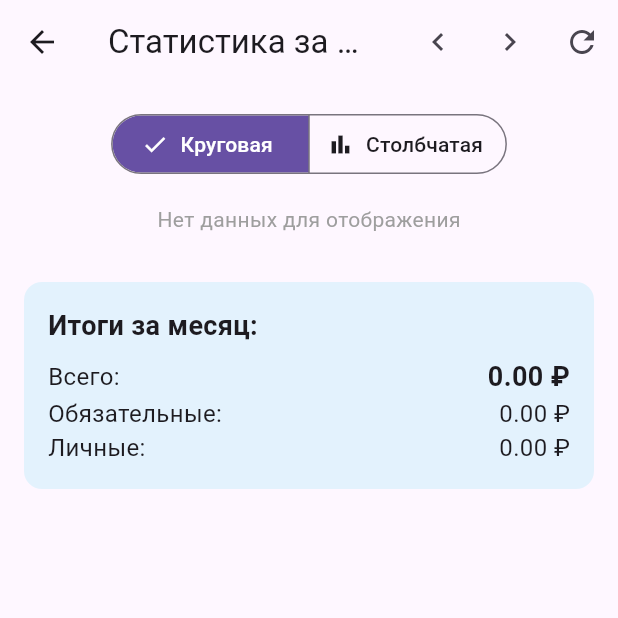
After one commit to AlexeyHrulyow/SpentlyApp, a Flutter app: the screen it shows after launch, after a tap on the "chevron left" icon, after a tap on the "chevron right" icon, after a tap on the "bar chart" icon, on a phone screen of 412 x 824 dp, the top half of it. The commit adds this screen. Run offline on Flutter 3.47's test engine with Material 3 defaults, Android fonts, the phone set to English and light mode, and no system bars; our stand-ins replace fl_chart, sqflite; accounts and stored records are empty.

Commit message:
beta v.0.0.4
- Реализован экран статистики (круговая и столбчатая).

```diff
--- a/lib/screens/home_screen.dart
+++ b/lib/screens/home_screen.dart
@@ -5,6 +5,7 @@ import '../database/database_helper.dart';
 import '../models/expense.dart';
 import 'add_expense_screen.dart';
 import 'edit_expense_screen.dart';
+import 'stats_screen.dart';
 
 class HomeScreen extends StatefulWidget {
   @override
@@ -114,6 +115,27 @@ class _HomeScreenState extends State<HomeScreen> {
       appBar: AppBar(
         title: Text('Spently'),
         actions: [
+          IconButton(
+            icon: Icon(Icons.bar_chart),
+            onPressed: () async {
+              final result = await Navigator.push(
+                context,
+                MaterialPageRoute(
+                  builder: (context) => StatsScreen(
+                    initialYear: _currentYear,
+                    initialMonth: _currentMonth,
+                  ),
+                ),
+              );
+              if (result != null && result is Map<String, int>) {
+                setState(() {
+                  _currentYear = result['year']!;
+                  _currentMonth = result['month']!;
+                });
+                _loadData();
+              }
+            },
+          ),
           // Кнопка для обновления (на случай, если данные не обновились)
           IconButton(
             icon: Icon(Icons.refresh),
@@ -251,7 +273,7 @@ class _HomeScreenState extends State<HomeScreen> {
         margin: EdgeInsets.symmetric(horizontal: 16, vertical: 4),
         child: ListTile(
           leading: CircleAvatar(
-            backgroundColor: iconColor.withOpacity(0.2),
+            backgroundColor: iconColor.withValues(alpha: 0.2),
             child: Icon(iconData, color: iconColor),
           ),
           title: Text(
--- /dev/null
+++ b/lib/screens/stats_screen.dart
@@ -0,0 +1,463 @@
+// lib/screens/stats_screen.dart
+
+import 'package:flutter/material.dart';
+import 'package:fl_chart/fl_chart.dart';
+import '../database/database_helper.dart';
+import '../models/expense.dart';
+
+class StatsScreen extends StatefulWidget {
+  final int initialYear;
+  final int initialMonth;
+
+  const StatsScreen({
+    Key? key,
+    required this.initialYear,
+    required this.initialMonth,
+  }) : super(key: key);
+
+  @override
+  _StatsScreenState createState() => _StatsScreenState();
+}
+
+class _StatsScreenState extends State<StatsScreen> {
+  late int _currentYear;
+  late int _currentMonth;
+
+  List<Expense> _expenses = [];
+  bool _isLoading = true;
+
+  // Данные для диаграмм
+  Map<String, double> _subcategoryData = {};
+  Map<int, double> _dailyData = {};
+
+  // Выбранный тип диаграммы: 0 - круговая, 1 - столбчатая
+  int _selectedChartIndex = 0;
+
+  @override
+  void initState() {
+    super.initState();
+    _currentYear = widget.initialYear;
+    _currentMonth = widget.initialMonth;
+    _loadData();
+  }
+
+  // Загрузка данных за текущий месяц
+  Future<void> _loadData() async {
+    setState(() => _isLoading = true);
+
+    List<Expense> expenses = await DatabaseHelper.instance.getTransactionsForMonth(
+      _currentYear,
+      _currentMonth,
+    );
+    _expenses = expenses;
+
+    // Группировка по подкатегориям (для круговой диаграммы)
+    Map<String, double> subcatMap = {};
+    for (var e in expenses) {
+      subcatMap[e.subcategory] = (subcatMap[e.subcategory] ?? 0.0) + e.amount;
+    }
+    _subcategoryData = subcatMap;
+
+    // Группировка по дням (для столбчатой диаграммы)
+    Map<int, double> dayMap = {};
+    for (var e in expenses) {
+      int day = e.date.day;
+      dayMap[day] = (dayMap[day] ?? 0.0) + e.amount;
+    }
+    _dailyData = dayMap;
+
+    setState(() => _isLoading = false);
+  }
+
+  // Переключение месяца
+  void _changeMonth(int offset) {
+    setState(() {
+      _currentMonth += offset;
+      if (_currentMonth > 12) {
+        _currentMonth = 1;
+        _currentYear++;
+      } else if (_currentMonth < 1) {
+        _currentMonth = 12;
+        _currentYear--;
+      }
+    });
+    _loadData();
+  }
+
+  // Возврат на предыдущий экран с передачей текущих года и месяца
+  void _closeWithResult() {
+    Navigator.pop(context, {'year': _currentYear, 'month': _currentMonth});
+  }
+
+  @override
+  Widget build(BuildContext context) {
+    return WillPopScope(
+      onWillPop: () async {
+        _closeWithResult();
+        return false; // pop уже выполнен
+      },
+      child: Scaffold(
+        appBar: AppBar(
+          title: Text('Статистика за ${_getMonthName(_currentMonth)} $_currentYear'),
+          leading: IconButton(
+            icon: Icon(Icons.arrow_back),
+            onPressed: _closeWithResult,
+          ),
+          actions: [
+            IconButton(
+              icon: Icon(Icons.chevron_left),
+              onPressed: () => _changeMonth(-1),
+            ),
+            IconButton(
+              icon: Icon(Icons.chevron_right),
+              onPressed: () => _changeMonth(1),
+            ),
+            IconButton(
+              icon: Icon(Icons.refresh),
+              onPressed: _loadData,
+            ),
+          ],
+        ),
+        body: _isLoading
+            ? const Center(child: CircularProgressIndicator())
+            : SingleChildScrollView(
+                padding: const EdgeInsets.all(16),
+                child: Column(
+                  crossAxisAlignment: CrossAxisAlignment.start,
+                  children: [
+                    // Переключатель типов диаграмм
+                    Center(
+                      child: SegmentedButton<int>(
+                        segments: const [
+                          ButtonSegment<int>(
+                            value: 0,
+                            label: Text('Круговая'),
+                            icon: Icon(Icons.pie_chart),
+                          ),
+                          ButtonSegment<int>(
+                            value: 1,
+                            label: Text('Столбчатая'),
+                            icon: Icon(Icons.bar_chart),
+                          ),
+                        ],
+                        selected: {_selectedChartIndex},
+                        onSelectionChanged: (Set<int> newSelection) {
+                          setState(() {
+                            _selectedChartIndex = newSelection.first;
+                          });
+                        },
+                        style: ButtonStyle(
+                          backgroundColor: WidgetStateProperty.resolveWith<Color>(
+                            (states) {
+                              if (states.contains(WidgetState.selected)) {
+                                return Theme.of(context).colorScheme.primary;
+                              }
+                              return Theme.of(context).colorScheme.surface;
+                            },
+                          ),
+                          foregroundColor: WidgetStateProperty.resolveWith<Color>(
+                            (states) {
+                              if (states.contains(WidgetState.selected)) {
+                                return Colors.white;
+                              }
+                              return Theme.of(context).colorScheme.onSurface;
+                            },
+                          ),
+                        ),
+                      ),
+                    ),
+                    const SizedBox(height: 16),
+
+                    // Отображение выбранной диаграммы
+                    _selectedChartIndex == 0
+                        ? _buildPieChart()
+                        : _buildBarChart(context),
+
+                    const SizedBox(height: 32),
+
+                    // Итоговые суммы
+                    _buildTotals(),
+                  ],
+                ),
+              ),
+      ),
+    );
+  }
+
+  // ------------------- КРУГОВАЯ ДИАГРАММА -------------------
+  Widget _buildPieChart() {
+    if (_subcategoryData.isEmpty) {
+      return const Center(
+        child: Text('Нет данных для отображения', style: TextStyle(color: Colors.grey)),
+      );
+    }
+
+    // Цвета для подкатегорий
+    final List<Color> colors = [
+      Colors.blue,
+      Colors.green,
+      Colors.orange,
+      Colors.purple,
+      Colors.red,
+      Colors.teal,
+      Colors.pink,
+      Colors.indigo,
+      Colors.amber,
+      Colors.lime,
+      Colors.cyan,
+      Colors.brown,
+      Colors.grey,
+      Colors.deepPurple,
+    ];
+
+    final List<String> subcatNames = _subcategoryData.keys.toList();
+    final double total = _subcategoryData.values.reduce((a, b) => a + b);
+
+    List<PieChartSectionData> sections = [];
+    for (int i = 0; i < subcatNames.length; i++) {
+      String subcat = subcatNames[i];
+      double amount = _subcategoryData[subcat]!;
+      double percentage = (amount / total) * 100;
+
+      sections.add(
+        PieChartSectionData(
+          color: colors[i % colors.length],
+          value: amount,
+          title: '${percentage.toStringAsFixed(1)}%',
+          radius: 80,
+          titleStyle: const TextStyle(
+            fontSize: 14,
+            fontWeight: FontWeight.bold,
+            color: Colors.black,
+            shadows: [Shadow(blurRadius: 2, color: Colors.black54)],
+          ),
+        ),
+      );
+    }
+
+    return Column(
+      children: [
+        SizedBox(
+          height: 300,
+          child: PieChart(
+            PieChartData(
+              sections: sections,
+              sectionsSpace: 2,
+              centerSpaceRadius: 40,
+              pieTouchData: PieTouchData(
+                touchCallback: (FlTouchEvent event, pieTouchResponse) {
+                  // Можно добавить обработку нажатия для деталей
+                },
+              ),
+            ),
+          ),
+        ),
+        const SizedBox(height: 16),
+        // Легенда
+        Wrap(
+          spacing: 12,
+          runSpacing: 8,
+          children: List.generate(subcatNames.length, (index) {
+            return Row(
+              mainAxisSize: MainAxisSize.min,
+              children: [
+                Container(
+                  width: 16,
+                  height: 16,
+                  color: colors[index % colors.length],
+                ),
+                const SizedBox(width: 4),
+                Text(
+                  '${_translateSubcategory(subcatNames[index])} (${_subcategoryData[subcatNames[index]]!.toStringAsFixed(0)}₽)',
+                  style: const TextStyle(fontSize: 12),
+                ),
+              ],
+            );
+          }),
+        ),
+      ],
+    );
+  }
+
+  // ------------------- СТОЛБЧАТАЯ ДИАГРАММА -------------------
+  Widget _buildBarChart(BuildContext context) {
+    if (_dailyData.isEmpty) {
+      return const Center(
+        child: Text('Нет данных для отображения', style: TextStyle(color: Colors.grey)),
+      );
+    }
+
+    final List<int> days = _dailyData.keys.toList()..sort();
+    final double maxValue = _dailyData.values.reduce((a, b) => a > b ? a : b);
+    if (maxValue == 0) return const SizedBox.shrink();
+
+    final screenWidth = MediaQuery.of(context).size.width;
+    double availableWidth = screenWidth - 40 - 32;
+    double barWidth = (availableWidth / days.length) * 0.7;
+    barWidth = barWidth.clamp(6.0, 40.0);
+
+    int labelStep = 1;
+    if (days.length > 20) {
+      labelStep = 3;
+    } else if (days.length > 14) {
+      labelStep = 2;
+    }
+
+    List<BarChartGroupData> barGroups = [];
+    for (int i = 0; i < days.length; i++) {
+      int day = days[i];
+      double amount = _dailyData[day]!;
+      barGroups.add(
+        BarChartGroupData(
+          x: i,
+          barRods: [
+            BarChartRodData(
+              toY: amount,
+              color: Colors.blue,
+              width: barWidth,
+              borderRadius: BorderRadius.vertical(top: Radius.circular(4)),
+            ),
+          ],
+        ),
+      );
+    }
+
+    return Padding(
+      padding: const EdgeInsets.only(top: 40.0, bottom: 16.0),
+      child: SizedBox(
+        height: 250,
+        child: BarChart(
+          BarChartData(
+            barGroups: barGroups,
+            groupsSpace: 0,
+            titlesData: FlTitlesData(
+              bottomTitles: AxisTitles(
+                sideTitles: SideTitles(
+                  showTitles: true,
+                  reservedSize: 40,
+                  getTitlesWidget: (value, meta) {
+                    int index = value.toInt();
+                    if (index >= 0 && index < days.length && (index % labelStep == 0 || index == days.length - 1)) {
+                      return Transform.rotate(
+                        angle: -0.8,
+                        child: Text(
+                          days[index].toString(),
+                          style: const TextStyle(fontSize: 10),
+                        ),
+                      );
+                    }
+                    return const SizedBox.shrink();
+                  },
+                ),
+              ),
+              leftTitles: AxisTitles(
+                sideTitles: SideTitles(
+                  showTitles: true,
+                  reservedSize: 40,
+                  getTitlesWidget: (value, meta) {
+                    return Text('${value.toInt()}₽', style: const TextStyle(fontSize: 10));
+                  },
+                ),
+              ),
+              topTitles: const AxisTitles(sideTitles: SideTitles(showTitles: false)),
+              rightTitles: const AxisTitles(sideTitles: SideTitles(showTitles: false)),
+            ),
+            borderData: FlBorderData(show: false),
+            gridData: const FlGridData(show: true),
+            barTouchData: BarTouchData(
+              touchTooltipData: BarTouchTooltipData(
+                tooltipBorderRadius: BorderRadius.circular(4),
+                tooltipPadding: const EdgeInsets.all(4),
+                getTooltipItem: (group, groupIndex, rod, rodIndex) {
+                  return BarTooltipItem(
+                    '${rod.toY.toStringAsFixed(0)} ₽',
+                    const TextStyle(color: Colors.white, fontWeight: FontWeight.bold),
+                  );
+                },
+              ),
+            ),
+          ),
+        ),
+      ),
+    );
+  }
+  // ------------------- БЛОК ИТОГОВ -------------------
+  Widget _buildTotals() {
+    final double total = _expenses.fold(0.0, (sum, e) => sum + e.amount);
+    final double fixed = _expenses
+        .where((e) => e.category == 'fixed')
+        .fold(0.0, (sum, e) => sum + e.amount);
+    final double personal = _expenses
+        .where((e) => e.category == 'personal')
+        .fold(0.0, (sum, e) => sum + e.amount);
+
+    return Container(
+      padding: const EdgeInsets.all(16),
+      decoration: BoxDecoration(
+        color: Colors.blue.shade50,
+        borderRadius: BorderRadius.circular(12),
+      ),
+      child: Column(
+        crossAxisAlignment: CrossAxisAlignment.start,
+        children: [
+          const Text(
+            'Итоги за месяц:',
+            style: TextStyle(fontSize: 18, fontWeight: FontWeight.bold),
+          ),
+          const SizedBox(height: 8),
+          Row(
+            mainAxisAlignment: MainAxisAlignment.spaceBetween,
+            children: [
+              const Text('Всего:', style: TextStyle(fontSize: 16)),
+              Text(
+                '${total.toStringAsFixed(2)} ₽',
+                style: const TextStyle(fontSize: 18, fontWeight: FontWeight.bold),
+              ),
+            ],
+          ),
+          Row(
+            mainAxisAlignment: MainAxisAlignment.spaceBetween,
+            children: [
+              const Text('Обязательные:', style: TextStyle(fontSize: 16)),
+              Text('${fixed.toStringAsFixed(2)} ₽', style: const TextStyle(fontSize: 16)),
+            ],
+          ),
+          Row(
+            mainAxisAlignment: MainAxisAlignment.spaceBetween,
+            children: [
+              const Text('Личные:', style: TextStyle(fontSize: 16)),
+              Text('${personal.toStringAsFixed(2)} ₽', style: const TextStyle(fontSize: 16)),
+            ],
+          ),
+        ],
+      ),
+    );
+  }
+
+  // ------------------- ВСПОМОГАТЕЛЬНЫЕ МЕТОДЫ -------------------
+  String _getMonthName(int month) {
+    const months = [
+      'Январь', 'Февраль', 'Март', 'Апрель', 'Май', 'Июнь',
+      'Июль', 'Август', 'Сентябрь', 'Октябрь', 'Ноябрь', 'Декабрь'
+    ];
+    return months[month - 1];
+  }
+
+  String _translateSubcategory(String sub) {
+    switch (sub) {
+      case 'communal': return 'Коммуналка';
+      case 'products': return 'Продукты';
+      case 'supplies': return 'Расходники';
+      case 'transport': return 'Транспорт';
+      case 'health': return 'Здоровье';
+      case 'education': return 'Образование';
+      case 'restaurant': return 'Ресторан';
+      case 'fastfood': return 'Фастфуд';
+      case 'snacks': return 'Вкусняшки';
+      case 'entertainment': return 'Развлечения';
+      case 'gadgets': return 'Техника';
+      case 'clothes': return 'Одежда';
+      default: return sub;
+    }
+  }
+}
--- a/pubspec.yaml
+++ b/pubspec.yaml
@@ -36,6 +36,7 @@ dependencies:
   path: ^1.8.3             # для удобной работы с путями (склейка)
 
   cupertino_icons: ^1.0.8
+  fl_chart: ^1.2.0
 
 dev_dependencies:
   flutter_test:
```
Also changed, not shown: pubspec.lock.
